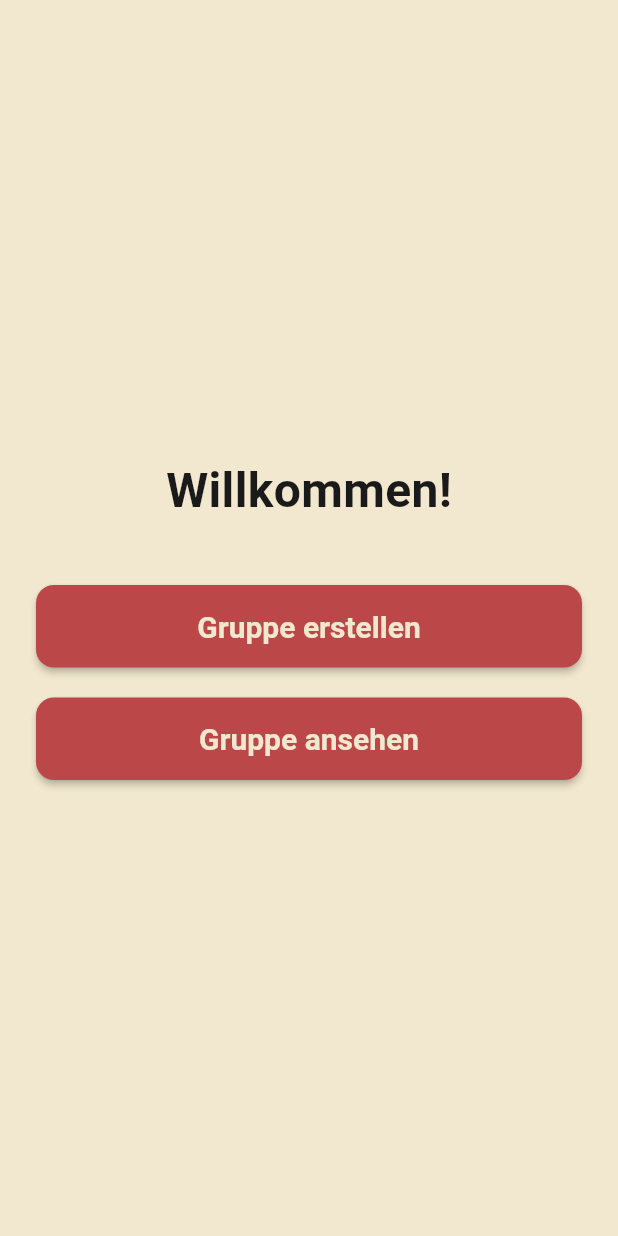
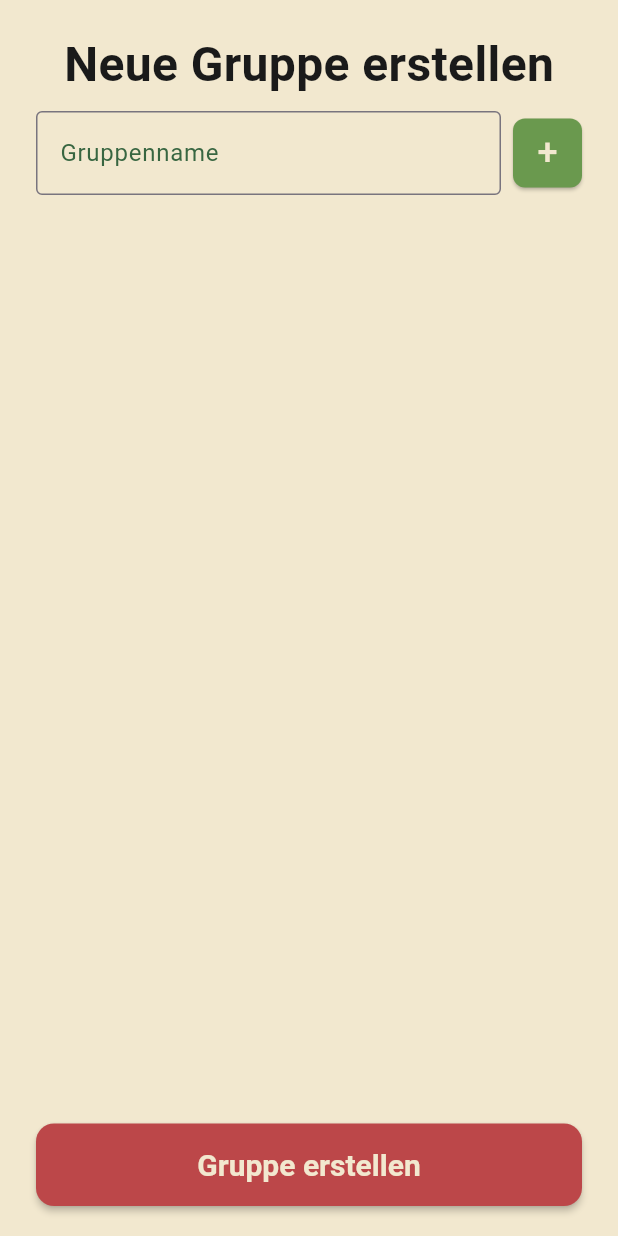
Before and after one commit to JonasLindinger/Wichteln-v2, a Flutter app: the screen it shows after launch, after a tap on "Gruppe erstellen", on a phone screen of 412 x 824 dp. Run offline on Flutter 3.47's test engine with Material 3 defaults, Android fonts, the phone set to English and light mode, and no system bars; our stand-ins replace go_router.

Commit message:
started create group functionality and ui

```diff
--- a/lib/main.dart
+++ b/lib/main.dart
@@ -1,6 +1,7 @@
 import 'package:flutter/material.dart';
 import 'package:go_router/go_router.dart';
 import 'package:flutter_web_plugins/flutter_web_plugins.dart';
+import 'package:wichteln/pages/create.dart';
 import 'package:wichteln/pages/home.dart';
 
 /*
@@ -12,7 +13,6 @@ FFF2E8CF
 FFBC4749
 */
 
-
 void main() {
   setUrlStrategy(PathUrlStrategy());
 
@@ -21,6 +21,12 @@ void main() {
       GoRoute(
         path: '/',
         builder: (context, state) => const HomePage(),
+      ),
+      GoRoute(
+        path: '/create',
+        builder: (context, state) {
+          return CreateGroupPage();
+        },
       ),
       /*
       GoRoute(
--- /dev/null
+++ b/lib/pages/create.dart
@@ -0,0 +1,149 @@
+import 'package:flutter/material.dart';
+
+class CreateGroupPage extends StatefulWidget {
+  const CreateGroupPage({super.key});
+
+  @override
+  State<CreateGroupPage> createState() => _CreateGroupPageState();
+}
+
+class _CreateGroupPageState extends State<CreateGroupPage> {
+  final TextEditingController controller = TextEditingController();
+  var members = [];
+
+  @override
+  Widget build(BuildContext context) {
+    return Scaffold(
+      backgroundColor: Color(0xFFF2E8CF),
+      body: Center(
+        child: Container(
+          margin: EdgeInsets.symmetric(horizontal: 24),
+          child: Column(
+            mainAxisSize: MainAxisSize.min,
+            children: [
+              SizedBox(height: 20),
+              Text(
+                "Neue Gruppe erstellen",
+                style: TextStyle(
+                  fontSize: 32,
+                  fontWeight: FontWeight.bold,
+                  color: Color(0xFF1A1A1A),
+                ),
+              ),
+              SizedBox(height: 8),
+              Row(
+                children: [
+                  Expanded(
+                    child: TextField(
+                      controller: controller,
+                      decoration: InputDecoration(
+                        fillColor: Color(0xFF386641),
+                        border: OutlineInputBorder(),
+                        hintText: "Gruppenname",
+                        hintStyle: const TextStyle(
+                          color: Color(0xFF386641)
+                        )
+                      ),
+                    ),
+                  ),
+                  const SizedBox(width: 8),
+                  SizedBox(
+                    height: 46,
+                    width: 46,
+                    child: ElevatedButton(
+                      onPressed: () {
+                        addMember();
+                      },
+                      style: ElevatedButton.styleFrom(
+                        padding: EdgeInsets.zero,
+                        backgroundColor: Color(0xFF6A994E),
+                        shape: RoundedRectangleBorder(
+                          borderRadius: BorderRadius.circular(8),
+                        ),
+                      ),
+                      child: const Text(
+                          "+",
+                          style: TextStyle(
+                            fontSize: 24,
+                            color: Color(0xFFF2E8CF),
+                          )
+                      ),
+                    ),
+                  ),
+                ],
+              ),
+              SizedBox(height: 20),
+              Expanded(
+                child: ListView.builder(
+                  itemCount: members.length,
+                  itemBuilder: (context, index) {
+                    final name = members[index];
+                    return Container(
+                      margin: EdgeInsets.only(bottom: 5),
+                      child: ClipRRect(
+                        borderRadius: BorderRadius.circular(8),
+                        child: Container(
+                          color: Color(0xFF386641),
+                          padding: EdgeInsets.all(10),
+                          child: Row(
+                            children: [
+                              Text(
+                                name,
+                                style: TextStyle(
+                                  color: Color(0xFFF2E8CF),
+                                  fontSize: 18,
+                                ),
+                              ),
+                            ],
+                          ),
+                        ),
+                      ),
+                    );
+                  },
+                ),
+              ),
+              SizedBox(height: 20),
+              RedBigButton("Gruppe erstellen"),
+              SizedBox(height: 20),
+            ],
+          ),
+        ),
+      ),
+    );
+  }
+
+  void addMember() {
+    String name = controller.text;
+    controller.clear();
+
+    // Check if the name is valid and the name is not already in the list
+    if (name.isNotEmpty && !members.contains(name)) {
+      members.add(name);
+    }
+
+    setState(() {});
+  }
+
+  Widget RedBigButton(String name) {
+    return SizedBox(
+      width: double.infinity,
+      height: 55,
+      child: ElevatedButton(
+        style: ElevatedButton.styleFrom(
+          backgroundColor: Color(0xFFBC4749),
+          foregroundColor: Color(0xFFF2E8CF),
+          textStyle: TextStyle(
+            fontSize: 20,
+            fontWeight: FontWeight.w600,
+          ),
+          shape: RoundedRectangleBorder(
+            borderRadius: BorderRadius.circular(12),
+          ),
+          elevation: 2,
+        ),
+        onPressed: () {},
+        child: Text(name),
+      ),
+    );
+  }
+}
--- a/lib/pages/home.dart
+++ b/lib/pages/home.dart
@@ -1,4 +1,5 @@
 import 'package:flutter/material.dart';
+import 'package:go_router/go_router.dart';
 
 class HomePage extends StatelessWidget {
   const HomePage({super.key});
@@ -22,9 +23,9 @@ class HomePage extends StatelessWidget {
                 ),
               ),
               SizedBox(height: 40),
-              RedBigButton("Gruppe erstellen"),
+              RedBigButton("Gruppe erstellen", context, openCreateGroupPage),
               SizedBox(height: 20),
-              RedBigButton("Gruppe ansehen"),
+              RedBigButton("Gruppe ansehen", context, openViewGroupPage),
             ],
           ),
         ),
@@ -32,7 +33,15 @@ class HomePage extends StatelessWidget {
     );
   }
 
-  Widget RedBigButton(String name) {
+  void openCreateGroupPage(BuildContext context) {
+    GoRouter.of(context).go("/create");
+  }
+
+  void openViewGroupPage(BuildContext context) {
+    GoRouter.of(context).go("/group");
+  }
+
+  Widget RedBigButton(String name, BuildContext context, void Function(BuildContext context) onClick) {
     return SizedBox(
       width: double.infinity,
       height: 55,
@@ -49,7 +58,9 @@ class HomePage extends StatelessWidget {
           ),
           elevation: 2,
         ),
-        onPressed: () {},
+        onPressed: () {
+          onClick(context);
+        },
         child: Text(name),
       ),
     );
```
